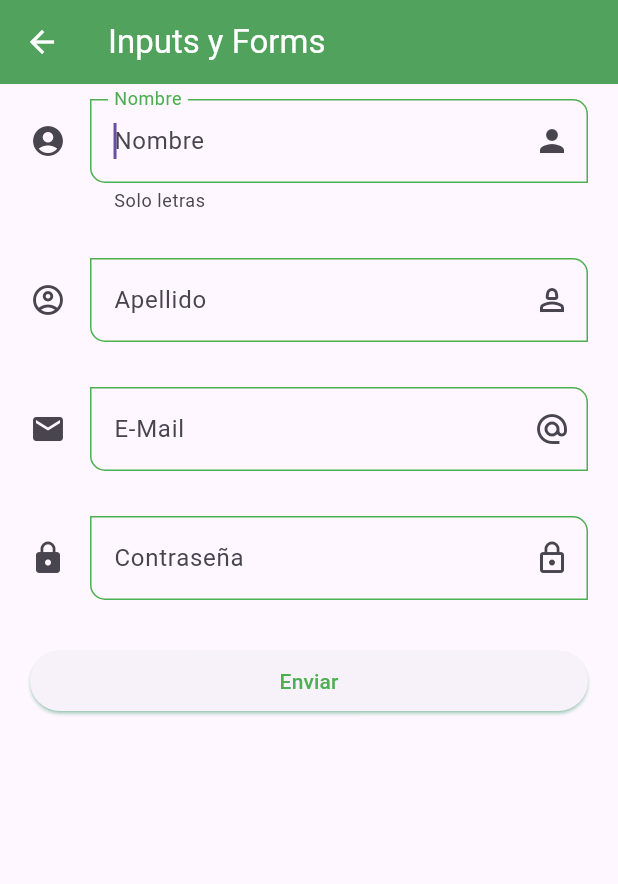
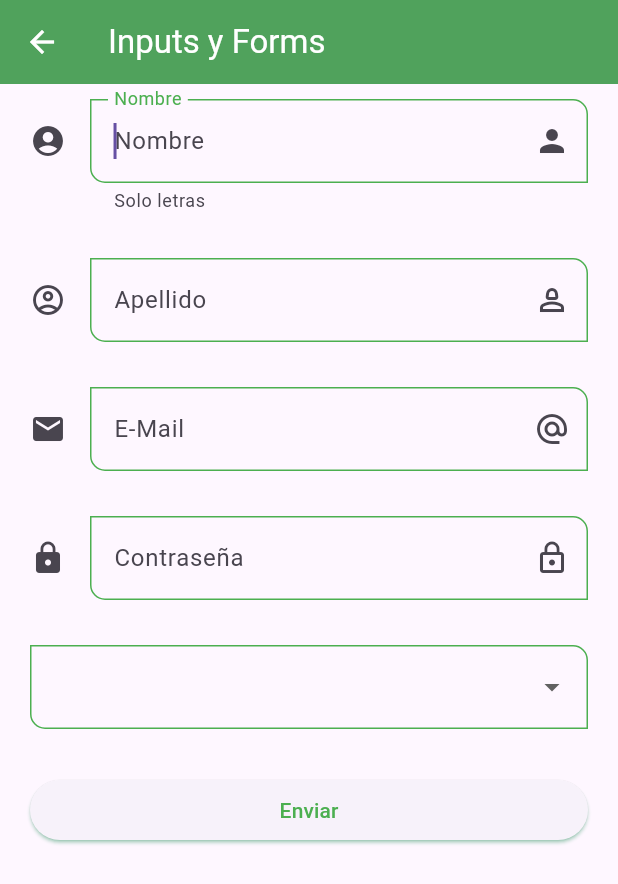
Before and after one commit to alberto154/fl_components, a Flutter app: the InputsScreen screen opened by its route, on a phone screen of 412 x 824 dp. Shown: the top 884 px of the screen. Run offline on Flutter 3.47's test engine with Material 3 defaults, Android fonts, the phone set to English and light mode, and no system bars.

Commit message:
casi terminado

```diff
--- a/lib/screens/inputs_screen.dart
+++ b/lib/screens/inputs_screen.dart
@@ -33,6 +33,8 @@ class InputsScreen extends StatelessWidget {
                 helperText: 'Solo letras',
                 icon: Icons.account_circle,
                 suffixIcon: Icons.person,
+                formValues: formValues,
+                formProperty: 'nombre',
               ),
               SizedBox(height: 30,),
               CustomTextFormField(
@@ -40,6 +42,8 @@ class InputsScreen extends StatelessWidget {
                 labelText: 'Apellido',
                 icon: Icons.account_circle_outlined,
                 suffixIcon: Icons.person_2_outlined,
+                formValues: formValues,
+                formProperty: 'apellido',
               ),
               SizedBox(height: 30,),
               CustomTextFormField(
@@ -48,6 +52,8 @@ class InputsScreen extends StatelessWidget {
                 icon: Icons.email,
                 suffixIcon: Icons.alternate_email,
                 keyboardType: TextInputType.emailAddress,
+                formValues: formValues,
+                formProperty: 'email',
               ),
               SizedBox(height: 30,),
               CustomTextFormField(
@@ -57,6 +63,20 @@ class InputsScreen extends StatelessWidget {
                 suffixIcon: Icons.lock_outline,
                 keyboardType: TextInputType.visiblePassword,
                 obscureText: true,
+                formValues: formValues,
+                formProperty: 'password',
+              ),
+              SizedBox(height: 30,),
+              DropdownButtonFormField(
+                items: [
+                  DropdownMenuItem(value: 'usuario', child: Text('Usuario')),
+                  DropdownMenuItem(value: 'admin', child: Text('Admin')),
+                  DropdownMenuItem(value: 'editor', child: Text('Editor')),
+                  DropdownMenuItem(value: 'programador', child: Text('Programador')),
+                ],
+                onChanged: ((value){
+                  formValues['role'] = value ?? 'usuario';
+                })
               ),
               SizedBox(height: 30,),
               ElevatedButton(
--- a/lib/screens/screens.dart
+++ b/lib/screens/screens.dart
@@ -4,3 +4,5 @@ export 'package:fl_components/screens/home_screen.dart';
 export 'package:fl_components/screens/listview2_screen.dart';
 export 'package:fl_components/screens/listview1_screen.dart';
 export 'package:fl_components/screens/inputs_screen.dart';
+export 'package:fl_components/screens/slider_screen.dart';
+export 'package:fl_components/screens/listview_builder_screen.dart';
--- a/lib/theme/app_theme.dart
+++ b/lib/theme/app_theme.dart
@@ -35,6 +35,14 @@ class AppTheme {
           ),
         ),
 
+        sliderTheme: SliderThemeData(
+          activeTrackColor: primary,
+          inactiveTrackColor: primary.withOpacity(0.5),
+          thumbColor: primary,
+          overlayColor: primary.withOpacity(0.2),
+          valueIndicatorColor: primary,
+        ),
+
         inputDecorationTheme: InputDecorationTheme(
           floatingLabelStyle: TextStyle(color: primary),
           enabledBorder: OutlineInputBorder(
--- a/lib/widgets/custom_text_form_field.dart
+++ b/lib/widgets/custom_text_form_field.dart
@@ -9,9 +9,11 @@ class CustomTextFormField extends StatelessWidget {
   final IconData? icon;
   final TextInputType? keyboardType;
   final bool obscureText;
+  final Map<String, String> formValues;
+  final String formProperty;
 
   const CustomTextFormField({
-    super.key, this.hintText, this.labelText, this.helperText, this.suffixIcon, this.icon, this.keyboardType, this.obscureText = false,
+    super.key, this.hintText, this.labelText, this.helperText, this.suffixIcon, this.icon, this.keyboardType, this.obscureText = false, required this.formValues, required this.formProperty,
   });
 
   @override
@@ -21,9 +23,7 @@ class CustomTextFormField extends StatelessWidget {
       textCapitalization: TextCapitalization.words,
       keyboardType: keyboardType,
       obscureText: obscureText,
-      onChanged: (value) {
-        print('Valor: $value');
-      },
+      onChanged: (value) => formValues[formProperty] = value,
       validator: (value) {
         if (value!.length < 5) {
           return 'El nombre debe de ser de 5 letras';
```
Also changed, not shown: lib/main.dart (+9 -0 lines), lib/routes/app_routes.dart (+11 -0 lines), lib/screens/listview_builder_screen.dart (added, +32 -0 lines), lib/screens/slider_screen.dart (added, +62 -0 lines), pubspec.lock.
